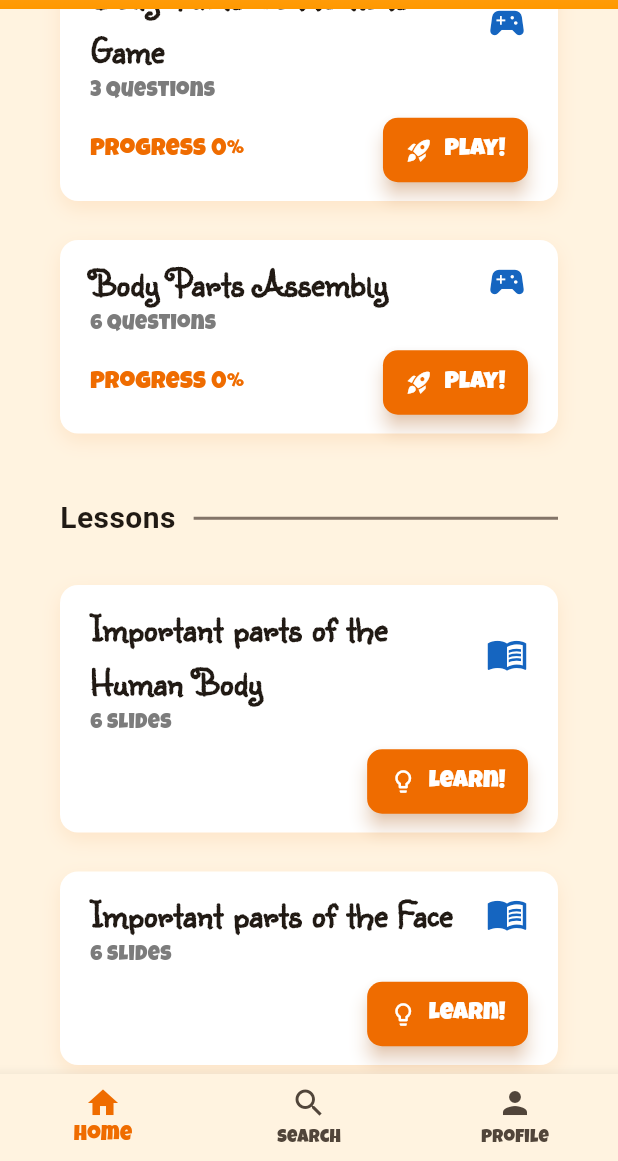
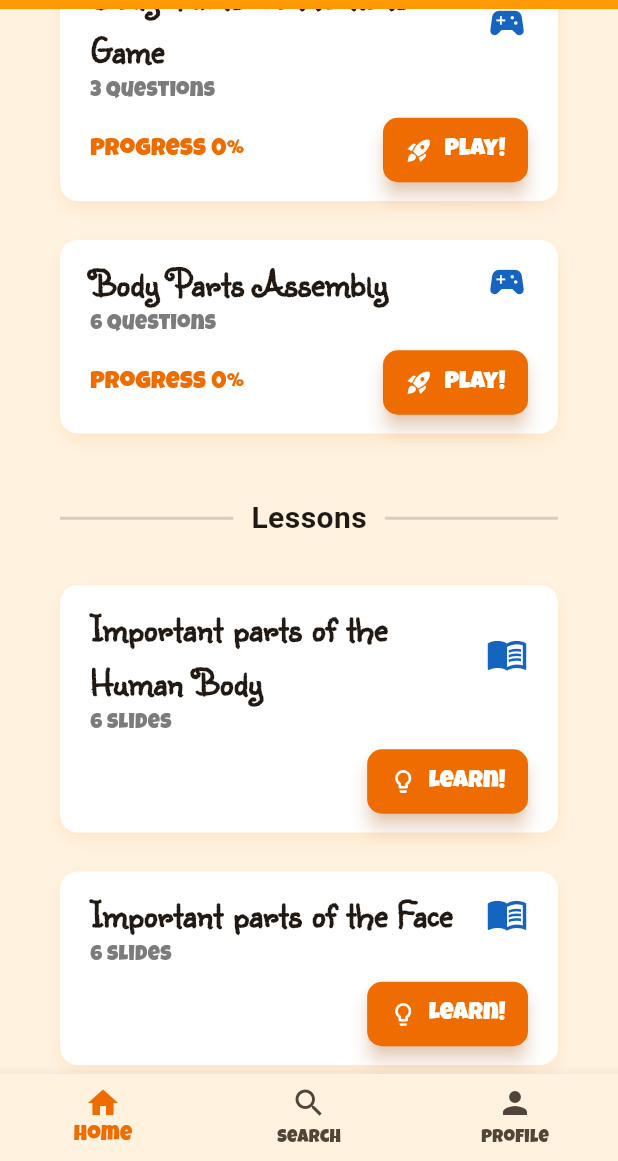
Before and after one commit to rahus12/BioAppDR, a Flutter app: the screen it shows after launch, scrolled down 1152 dp, on a phone screen of 412 x 824 dp, the part 75-1236 px from its top. Run offline on Flutter 3.47's test engine with Material 3 defaults, Android fonts, the light colour scheme and no system bars; drawn by our look-alikes of flutter_animate; our stand-ins replace flutter_gemini, flutter_tts, shared_preferences, speech_to_text; Roboto replaces fonts that are missing (Kablammo); project files that could hold a hidden picture were left out.

Commit message:
Making the titles center aligned

```diff
--- a/lib/pages/Home.dart
+++ b/lib/pages/Home.dart
@@ -80,13 +80,21 @@ class _HomeState extends State<Home> {
 
   Widget _buildSectionDivider(BuildContext context, String title) {
     final theme = Theme.of(context);
-    final dividerColor = theme.dividerColor;
+    final dividerColor = theme.dividerColor.withOpacity(0.3);
 
     return Padding(
       padding: const EdgeInsets.symmetric(vertical: 12),
       child: Row(
+        mainAxisAlignment: MainAxisAlignment.center,
         crossAxisAlignment: CrossAxisAlignment.center,
         children: [
+          Expanded(
+            child: Divider(
+              thickness: 2,
+              color: dividerColor,
+              endIndent: 12,
+            ),
+          ),
           Text(
             title,
             style: const TextStyle(
@@ -95,12 +103,13 @@ class _HomeState extends State<Home> {
               letterSpacing: 0.3,
               fontFamily: 'Roboto',
             ),
+            textAlign: TextAlign.center,
           ),
-          const SizedBox(width: 12),
           Expanded(
             child: Divider(
               thickness: 2,
               color: dividerColor,
+              indent: 12,
             ),
           ),
         ],
```
